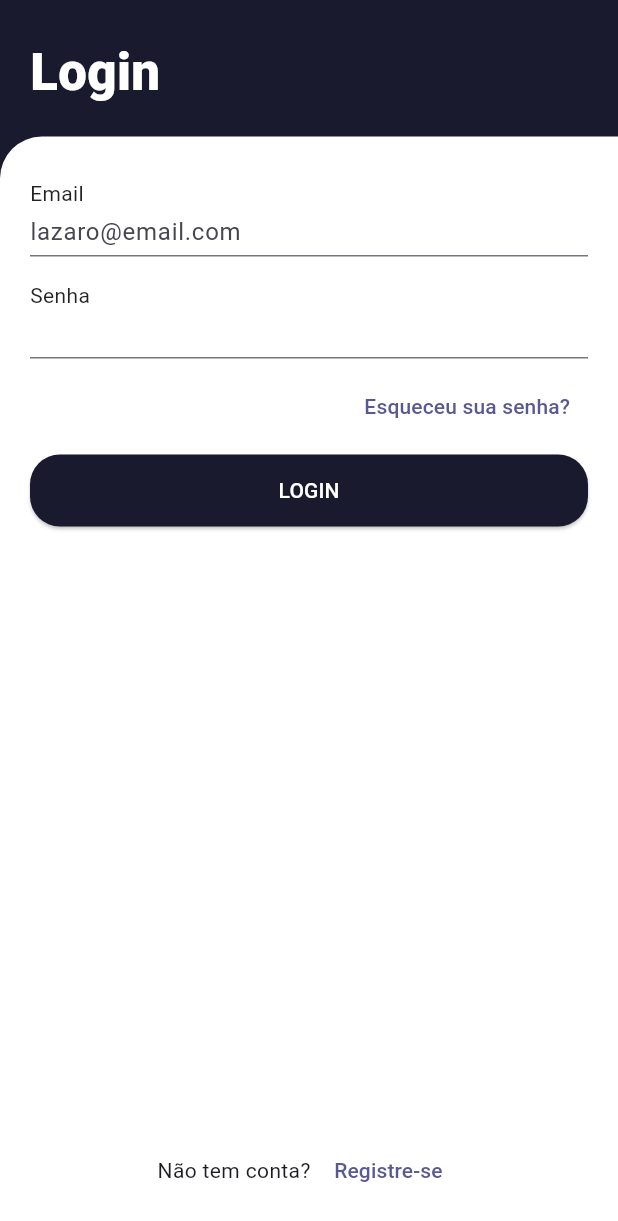
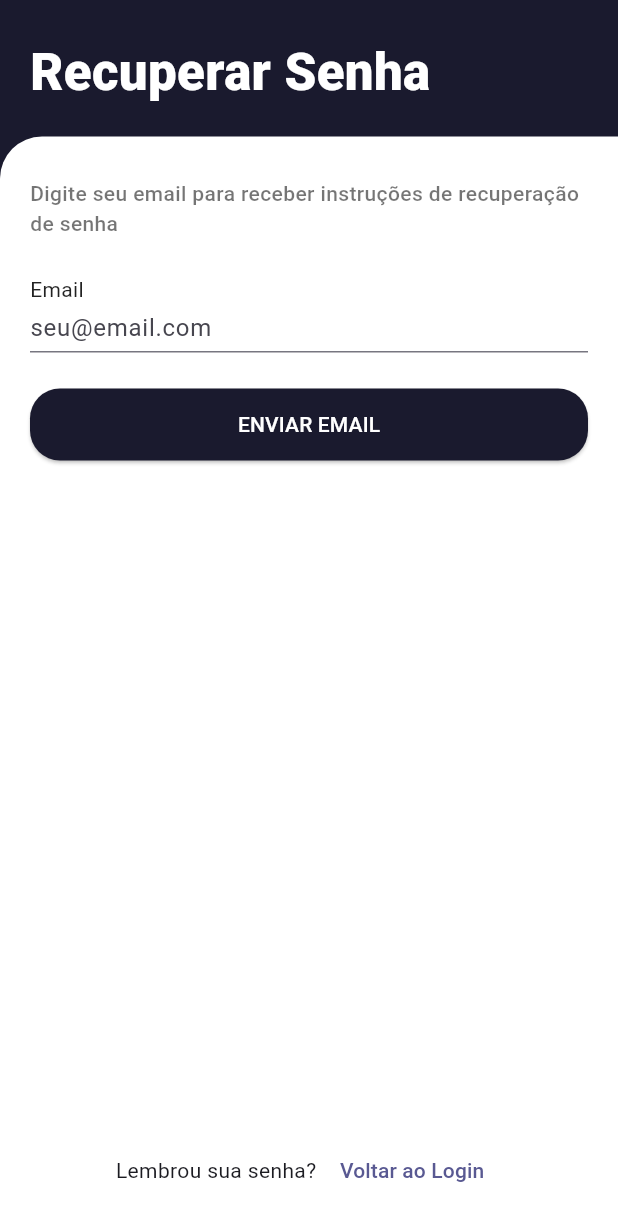
Before and after one commit to cdantass/fitgroup, a Flutter app: the LoginScreen screen opened by its route, after a tap on "Esqueceu sua senha?", on a phone screen of 412 x 824 dp. Shown: the top 1221 px of the screen. Run offline on Flutter 3.47's test engine with Material 3 defaults, Android fonts, the phone set to English and light mode, and no system bars; Roboto replaces fonts that are missing (Nunito).

Commit message:
tela de esqueceu a senha

```diff
--- /dev/null
+++ b/fitgroup/lib/screens/forgot_password_screen.dart
@@ -0,0 +1,282 @@
+import 'package:flutter/material.dart';
+import '../theme/app_theme.dart';
+
+class ForgotPasswordScreen extends StatefulWidget {
+  const ForgotPasswordScreen({super.key});
+
+  @override
+  State<ForgotPasswordScreen> createState() => _ForgotPasswordScreenState();
+}
+
+class _ForgotPasswordScreenState extends State<ForgotPasswordScreen> {
+  final _emailCtrl = TextEditingController();
+  bool _isLoading = false;
+  bool _emailSent = false;
+
+  @override
+  void dispose() {
+    _emailCtrl.dispose();
+    super.dispose();
+  }
+
+  void _sendResetEmail() async {
+    if (_emailCtrl.text.isEmpty) {
+      ScaffoldMessenger.of(context).showSnackBar(
+        const SnackBar(content: Text('Por favor, insira seu email')),
+      );
+      return;
+    }
+
+    setState(() => _isLoading = true);
+
+    await Future.delayed(const Duration(seconds: 1));
+
+    setState(() {
+      _isLoading = false;
+      _emailSent = true;
+    });
+  }
+
+  void _resetForm() {
+    setState(() {
+      _emailCtrl.clear();
+      _emailSent = false;
+    });
+  }
+
+  @override
+  Widget build(BuildContext context) {
+    return Scaffold(
+      backgroundColor: AppTheme.primaryDark,
+      body: SafeArea(
+        child: Column(
+          children: [
+            const SizedBox(height: 24),
+            Padding(
+              padding: const EdgeInsets.symmetric(horizontal: 20.0),
+              child: Align(
+                alignment: Alignment.centerLeft,
+                child: Text(
+                  'Recuperar Senha',
+                  style: const TextStyle(
+                    color: Colors.white,
+                    fontSize: 34,
+                    fontWeight: FontWeight.w900,
+                  ),
+                ),
+              ),
+            ),
+            const SizedBox(height: 18),
+            Expanded(
+              child: Container(
+                width: double.infinity,
+                decoration: const BoxDecoration(
+                  color: Colors.white,
+                  borderRadius: BorderRadius.only(
+                    topLeft: Radius.circular(28),
+                  ),
+                ),
+                padding: const EdgeInsets.fromLTRB(20, 28, 20, 20),
+                child: _emailSent ? _buildSuccessView() : _buildFormView(),
+              ),
+            ),
+          ],
+        ),
+      ),
+    );
+  }
+
+  Widget _buildFormView() {
+    return Column(
+      crossAxisAlignment: CrossAxisAlignment.start,
+      children: [
+        Text(
+          'Digite seu email para receber instruções de recuperação de senha',
+          style: TextStyle(
+            color: Colors.black54,
+            fontSize: 14,
+            fontWeight: FontWeight.w500,
+          ),
+        ),
+        const SizedBox(height: 24),
+        const Text('Email', style: TextStyle(color: Colors.black87)),
+        TextField(
+          controller: _emailCtrl,
+          enabled: !_isLoading,
+          decoration: const InputDecoration(
+            hintText: 'seu@email.com',
+            isDense: true,
+          ),
+          keyboardType: TextInputType.emailAddress,
+        ),
+        const SizedBox(height: 24),
+        SizedBox(
+          width: double.infinity,
+          child: ElevatedButton(
+            style: ElevatedButton.styleFrom(
+              backgroundColor: AppTheme.primaryDark,
+              foregroundColor: Colors.white,
+              padding: const EdgeInsets.symmetric(vertical: 14),
+              shape: RoundedRectangleBorder(
+                borderRadius: BorderRadius.circular(20),
+              ),
+            ),
+            onPressed: _isLoading ? null : _sendResetEmail,
+            child: _isLoading
+                ? const SizedBox(
+                    height: 20,
+                    width: 20,
+                    child: CircularProgressIndicator(
+                      valueColor: AlwaysStoppedAnimation<Color>(Colors.white),
+                      strokeWidth: 2,
+                    ),
+                  )
+                : const Text('ENVIAR EMAIL'),
+          ),
+        ),
+        const Spacer(),
+        Row(
+          mainAxisAlignment: MainAxisAlignment.center,
+          children: [
+            const Text('Lembrou sua senha? '),
+            TextButton(
+              onPressed: () => Navigator.pop(context),
+              child: const Text('Voltar ao Login'),
+            ),
+          ],
+        )
+      ],
+    );
+  }
+
+  Widget _buildSuccessView() {
+    return Column(
+      crossAxisAlignment: CrossAxisAlignment.center,
+      children: [
+        const Spacer(),
+        Container(
+          width: 80,
+          height: 80,
+          decoration: BoxDecoration(
+            shape: BoxShape.circle,
+            color: AppTheme.teal.withOpacity(0.1),
+          ),
+          child: Icon(
+            Icons.check_circle_rounded,
+            color: AppTheme.teal,
+            size: 48,
+          ),
+        ),
+        const SizedBox(height: 24),
+        const Text(
+          'Email Enviado!',
+          textAlign: TextAlign.center,
+          style: TextStyle(
+            color: Colors.black,
+            fontSize: 24,
+            fontWeight: FontWeight.w800,
+          ),
+        ),
+        const SizedBox(height: 12),
+        Text(
+          'Enviamos instruções de recuperação para:',
+          textAlign: TextAlign.center,
+          style: TextStyle(
+            color: Colors.black54,
+            fontSize: 14,
+            fontWeight: FontWeight.w500,
+          ),
+        ),
+        const SizedBox(height: 8),
+        Text(
+          _emailCtrl.text,
+          textAlign: TextAlign.center,
+          style: const TextStyle(
+            color: Colors.black,
+            fontSize: 14,
+            fontWeight: FontWeight.w700,
+          ),
+        ),
+        const SizedBox(height: 20),
+        Container(
+          padding: const EdgeInsets.all(16),
+          decoration: BoxDecoration(
+            color: AppTheme.teal.withOpacity(0.08),
+            borderRadius: BorderRadius.circular(12),
+            border: Border.all(
+              color: AppTheme.teal.withOpacity(0.2),
+            ),
+          ),
+          child: Column(
+            crossAxisAlignment: CrossAxisAlignment.start,
+            children: [
+              Row(
+                children: [
+                  Icon(
+                    Icons.info_rounded,
+                    color: AppTheme.teal,
+                    size: 20,
+                  ),
+                  const SizedBox(width: 12),
+                  const Expanded(
+                    child: Text(
+                      'Próximos passos',
+                      style: TextStyle(
+                        color: Colors.black,
+                        fontSize: 14,
+                        fontWeight: FontWeight.w700,
+                      ),
+                    ),
+                  ),
+                ],
+              ),
+              const SizedBox(height: 12),
+              Text(
+                '1. Verifique seu email (inclusive a pasta de spam)\n'
+                '2. Clique no link de recuperação\n'
+                '3. Crie uma nova senha\n'
+                '4. Faça login novamente',
+                style: TextStyle(
+                  color: Colors.black54,
+                  fontSize: 13,
+                  fontWeight: FontWeight.w500,
+                  height: 1.6,
+                ),
+              ),
+            ],
+          ),
+        ),
+        const Spacer(),
+        SizedBox(
+          width: double.infinity,
+          child: ElevatedButton(
+            style: ElevatedButton.styleFrom(
+              backgroundColor: AppTheme.primaryDark,
+              foregroundColor: Colors.white,
+              padding: const EdgeInsets.symmetric(vertical: 14),
+              shape: RoundedRectangleBorder(
+                borderRadius: BorderRadius.circular(20),
+              ),
+            ),
+            onPressed: () => Navigator.pop(context),
+            child: const Text('VOLTAR AO LOGIN'),
+          ),
+        ),
+        const SizedBox(height: 12),
+        SizedBox(
+          width: double.infinity,
+          child: TextButton(
+            onPressed: _resetForm,
+            child: Text(
+              'Usar outro email',
+              style: TextStyle(
+                color: AppTheme.primaryDark,
+                fontWeight: FontWeight.w600,
+              ),
+            ),
+          ),
+        ),
+      ],
+    );
+  }
+}
--- a/fitgroup/lib/screens/login_screen.dart
+++ b/fitgroup/lib/screens/login_screen.dart
@@ -1,6 +1,7 @@
 import 'package:flutter/material.dart';
 import '../theme/app_theme.dart';
 import 'register_screen.dart';
+import 'forgot_password_screen.dart';
 
 class LoginScreen extends StatefulWidget {
   const LoginScreen({super.key});
@@ -76,7 +77,14 @@ class _LoginScreenState extends State<LoginScreen> {
                     Align(
                       alignment: Alignment.centerRight,
                       child: TextButton(
-                        onPressed: () {},
+                        onPressed: () {
+                          Navigator.push(
+                            context,
+                            MaterialPageRoute(
+                              builder: (_) => const ForgotPasswordScreen(),
+                            ),
+                          );
+                        },
                         child: const Text('Esqueceu sua senha?'),
                       ),
                     ),
```
